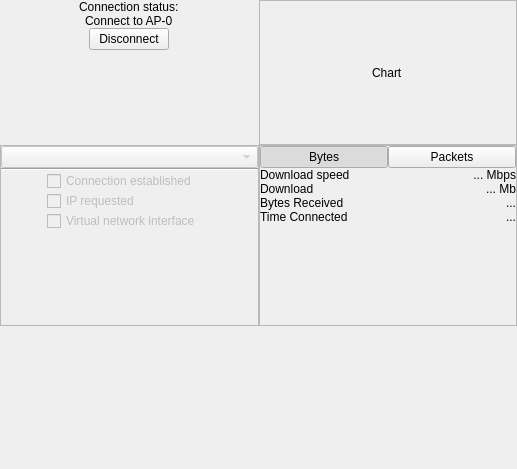
This is vpn/ui/ui/desktop/MainScreen.ui in demlabs-cellframe/dap-ui-sdk as Qt 5 draws it before an edit. The edited form follows.
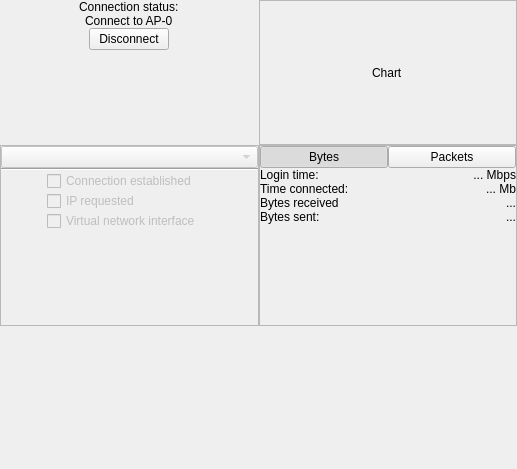
This is the edited form. Custom widgets are drawn as their Qt base class.

Commit message: [-] Minor Bugs fixed [*] MainScreen: changed indicator setting Up;

```diff
--- a/vpn/ui/ui/desktop/MainScreen.ui
+++ b/vpn/ui/ui/desktop/MainScreen.ui
@@ -228,7 +228,7 @@
          <item row="1" column="0">
           <widget class="QLabel" name="lblDownloadingSpeedTitle">
            <property name="text">
-            <string>Download speed</string>
+            <string>Login time:</string>
            </property>
           </widget>
          </item>
@@ -243,14 +243,14 @@
           </widget>
          </item>
          <item row="2" column="0">
-          <widget class="QLabel" name="lblDownloadedTitle">
+          <widget class="QLabel" name="lblConnectedTimeTitle">
            <property name="text">
-            <string>Download</string>
+            <string>Time connected:</string>
            </property>
           </widget>
          </item>
          <item row="2" column="1">
-          <widget class="QLabel" name="lblDownloaded">
+          <widget class="QLabel" name="lblConnectedTime">
            <property name="text">
             <string>... Mb</string>
            </property>
@@ -262,7 +262,7 @@
          <item row="3" column="0">
           <widget class="QLabel" name="lblReceivedTitle">
            <property name="text">
-            <string>Bytes Received</string>
+            <string>Bytes received</string>
            </property>
           </widget>
          </item>
@@ -277,14 +277,14 @@
           </widget>
          </item>
          <item row="4" column="0">
-          <widget class="QLabel" name="lblConnectedTimeTitle">
+          <widget class="QLabel" name="lblSentTitle">
            <property name="text">
-            <string>Time Connected</string>
+            <string>Bytes sent:</string>
            </property>
           </widget>
          </item>
          <item row="4" column="1">
-          <widget class="QLabel" name="lblConnectedTime">
+          <widget class="QLabel" name="lblSent">
            <property name="text">
             <string>...</string>
            </property>
```
Left out of the diff: 4 changed lines with no effect on the pictures. The commit also changes 6 other files.
